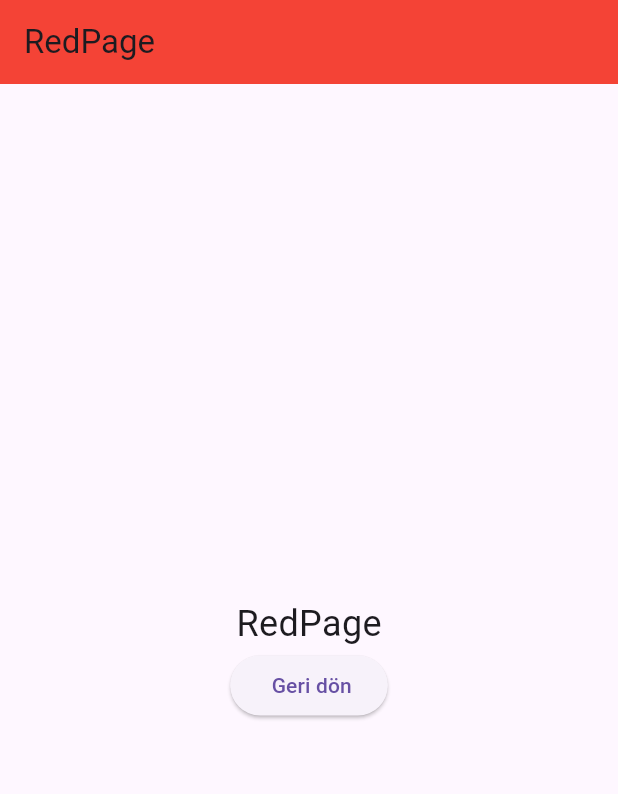
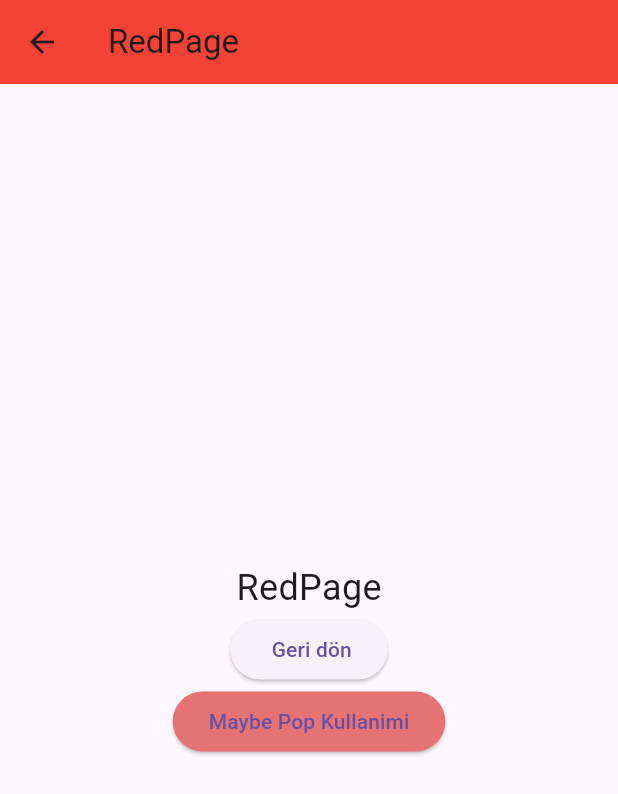
Before and after one commit to BurakTurker1/flutter_Naavigation, a Flutter app: the screen it shows after launch, after a tap on "Kirmizi Sayfaya git Android", on a phone screen of 412 x 824 dp. Shown: the top 794 px of the screen. Run offline on Flutter 3.47's test engine with Material 3 defaults, Android fonts, the phone set to English and light mode, and no system bars.

Commit message:
push Replacement , Maybe pop,can pop

```diff
--- a/lib/main.dart
+++ b/lib/main.dart
@@ -1,5 +1,6 @@
 import 'package:flutter/cupertino.dart';
 import 'package:flutter/material.dart';
+import 'package:flutter_navigation/green_page.dart';
 import 'package:flutter_navigation/red_page.dart';
 
 void main() => runApp(const MyApp());
@@ -39,12 +40,37 @@ class AnaSayfa extends StatelessWidget {
                 style: ElevatedButton.styleFrom(primary: Colors.red.shade300)),
             ElevatedButton(
                 onPressed: () async {
-                 int? gelenSayi  =await Navigator.push<int>(context,
-                      CupertinoPageRoute(builder: (RedContex) => RedPage())).then((int? value){
-                        debugPrint('AnaSayfa GelenSayi Ios: $value');
-                      });
+                  int? gelenSayi = await Navigator.push<int>(context,
+                          CupertinoPageRoute(builder: (RedContex) => RedPage()))
+                      .then((int? value) {
+                    debugPrint('AnaSayfa GelenSayi Ios: $value');
+                  });
                 },
                 child: Text('Kirmizi Sayfaya git IOS'),
+                style: ElevatedButton.styleFrom(primary: Colors.red.shade300)),
+            ElevatedButton(
+                onPressed: () async {
+                  if (Navigator.canPop(context)) {
+                    debugPrint('evet pop olabilir');
+                  } else {
+                    debugPrint('Hayir pop olamaz');
+                  }
+                },
+                child: Text('Maybe Pop Kullanimi'),
+                style: ElevatedButton.styleFrom(primary: Colors.red.shade300)),
+            ElevatedButton(
+                onPressed: () async {
+                  Navigator.of(context)
+                      .maybePop(); //Öncesinde bir sayfa varsa oraya gitsin yoksa ilk sayfa ise bişe yapmasın
+                },
+                child: Text('maybe pop'),
+                style: ElevatedButton.styleFrom(primary: Colors.red.shade300)),
+            ElevatedButton(
+                onPressed: () async {
+                  // normal push ile aynı işlemi yapar farkı ise  gittiginiz siteyi ana sayfa yapar yani geriye döndügünüzde ilk sayfayı bulamazsınız direk  çıkış yaparsınız örnek (login sayfası giriş yaptıktan sonra anasayfaya gidiyo geriye bastıgında login sayfasına degil de uygulamadan çıkıyo)
+                  Navigator.of(context).pushReplacement(MaterialPageRoute(builder: ((context) => greenPage())));
+                },
+                child: Text('Push pushReplacement'),
                 style: ElevatedButton.styleFrom(primary: Colors.red.shade300)),
           ],
         ),
--- a/lib/red_page.dart
+++ b/lib/red_page.dart
@@ -8,11 +8,31 @@ class RedPage extends StatelessWidget {
 
   @override
   Widget build(BuildContext context) {
-    return Scaffold(
+    //will popScope kaldırılmış
+    /*return PopScope(
+      canPop: true, //canPop mobil cihazsın  automaticallyImplyLeading aççıkkenki dönüşünü donanımdaki dönüş buttonu dahil geri dönüş buttonlarını engelliyo
+
+      onPopInvoked: (didPop){
+        //debugPrint('Pop Scope Çalisti');
+        // _rasgeleSayi = Random().nextInt(100);
+        // Navigator.pop(context,_rasgeleSayi);
+      },
+      */
+
+
+      //!!!! WillPopScope artık kullanılmıyo onun yerine "PopScope" Kullanılıyo
+    return WillPopScope(
+      onWillPop: () {
+        debugPrint('willPopScope çalisti');
+        _rasgeleSayi = Random().nextInt(100);
+        Navigator.pop(context, _rasgeleSayi);
+        return Future.value(false);
+      },
+      child: Scaffold(
         appBar: AppBar(
           title: Text('RedPage'), backgroundColor: Colors.red,
           automaticallyImplyLeading:
-            false, //sayfanın sol üstündeki geri dön buttonunu aç kapa yapıyor
+              true, //sayfanın sol üstündeki geri dön buttonunu aç kapa yapıyor
         ),
         body: Center(
           child: Column(
@@ -29,8 +49,21 @@ class RedPage extends StatelessWidget {
                     Navigator.of(context).pop(_rasgeleSayi);
                   },
                   child: Text(' Geri dön')),
+
+                              ElevatedButton(
+                onPressed: () async {
+                  if(Navigator.canPop(context)){
+                    debugPrint('evet pop olabilir');
+                  }else{
+                    debugPrint('Hayir pop olamaz');
+                  }
+                },
+                child: Text('Maybe Pop Kullanimi'),
+                style: ElevatedButton.styleFrom(primary: Colors.red.shade300)),
             ],
           ),
+        ),
+        // ),
       ),
     );
   }
```
Lines whose indentation alone changed are shown as unchanged.
